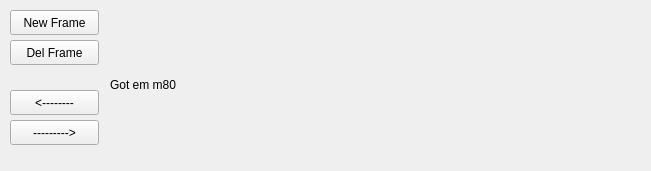
The window that framemanager.ui (BrandonWortmann/SpriteEditor) describes before a commit, drawn with Qt 5.
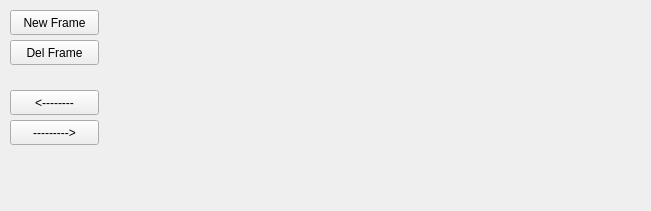
The same window after the commit.

Commit message: Finished up the FrameManager, including button functionality and sending frames

Patch:
```diff
--- a/framemanager.ui
+++ b/framemanager.ui
@@ -7,7 +7,7 @@
     <x>0</x>
     <y>0</y>
     <width>651</width>
-    <height>171</height>
+    <height>211</height>
    </rect>
   </property>
   <property name="windowTitle">
@@ -23,7 +23,7 @@
     </rect>
    </property>
    <property name="text">
-    <string>Got em m80</string>
+    <string/>
    </property>
   </widget>
   <widget class="QLabel" name="currLabel">
@@ -104,6 +104,72 @@
     <string>Del Frame</string>
    </property>
   </widget>
+  <widget class="QLabel" name="prevLabelNum">
+   <property name="geometry">
+    <rect>
+     <x>155</x>
+     <y>170</y>
+     <width>60</width>
+     <height>30</height>
+    </rect>
+   </property>
+   <property name="font">
+    <font>
+     <family>Tibetan Machine Uni</family>
+     <pointsize>16</pointsize>
+    </font>
+   </property>
+   <property name="text">
+    <string/>
+   </property>
+   <property name="alignment">
+    <set>Qt::AlignCenter</set>
+   </property>
+  </widget>
+  <widget class="QLabel" name="currLabelNum">
+   <property name="geometry">
+    <rect>
+     <x>345</x>
+     <y>170</y>
+     <width>60</width>
+     <height>30</height>
+    </rect>
+   </property>
+   <property name="font">
+    <font>
+     <family>Tibetan Machine Uni</family>
+     <pointsize>16</pointsize>
+    </font>
+   </property>
+   <property name="text">
+    <string/>
+   </property>
+   <property name="alignment">
+    <set>Qt::AlignCenter</set>
+   </property>
+  </widget>
+  <widget class="QLabel" name="nextLabelNum">
+   <property name="geometry">
+    <rect>
+     <x>525</x>
+     <y>170</y>
+     <width>60</width>
+     <height>30</height>
+    </rect>
+   </property>
+   <property name="font">
+    <font>
+     <family>Tibetan Machine Uni</family>
+     <pointsize>16</pointsize>
+    </font>
+   </property>
+   <property name="text">
+    <string/>
+   </property>
+   <property name="alignment">
+    <set>Qt::AlignCenter</set>
+   </property>
+  </widget>
  </widget>
  <resources/>
  <connections/>
```
The commit also changes 4 other files.
